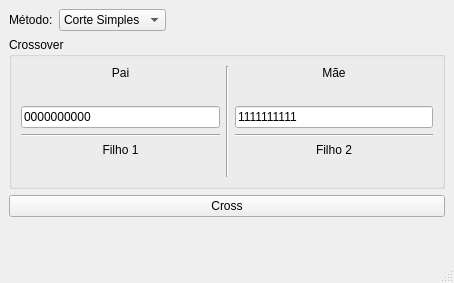
Qt form 7_crossover_operation/crossover_operation.ui (HeitorPelizaro/ia-cc-2022-2-heitorpelizaro) before a commit.
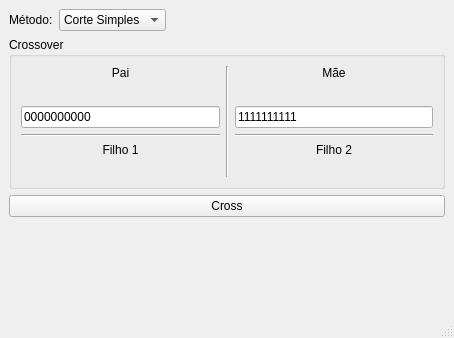
The same form after that commit. Icons and pictures are not drawn.

Commit message: crossover funcionando aaa

Patch:
```diff
--- a/7_crossover_operation/crossover_operation.ui
+++ b/7_crossover_operation/crossover_operation.ui
@@ -7,7 +7,7 @@
     <x>0</x>
     <y>0</y>
     <width>454</width>
-    <height>283</height>
+    <height>338</height>
    </rect>
   </property>
   <property name="windowTitle">
```
Left out of the diff: 23 changed lines with no effect on the pictures. The commit also changes 2 other files.
